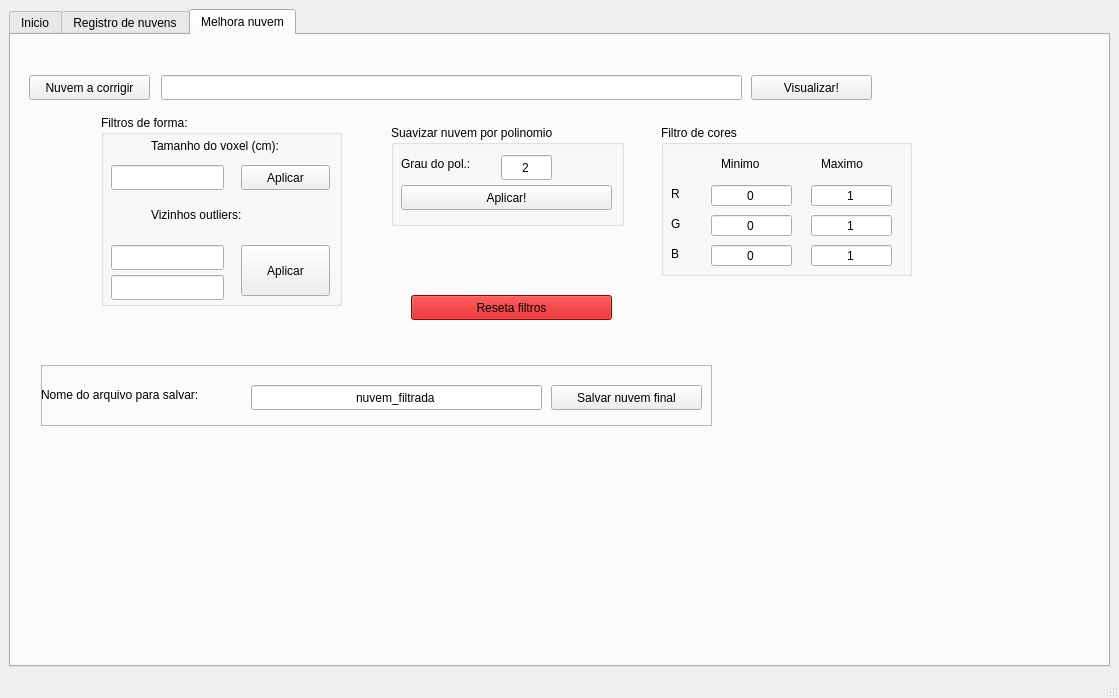
Before: the Qt Designer form handset_gui/ui/main_window.ui in viniciusvidal2/Cameras_GRIn, drawn with Qt 5.
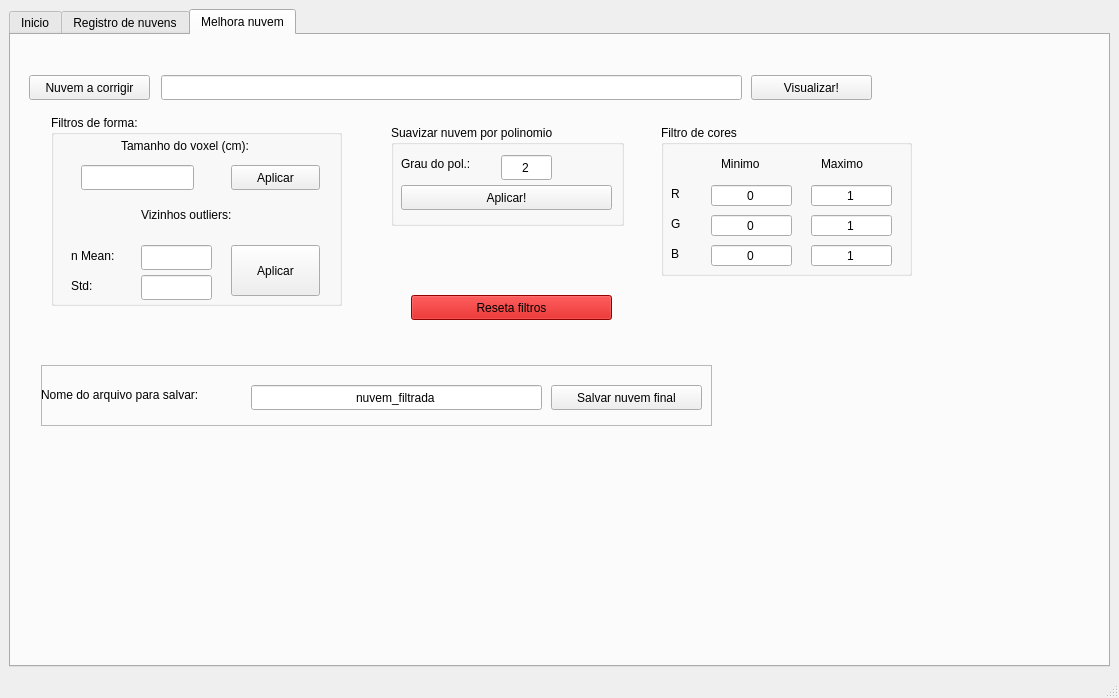
After: the same form once the commit is applied. The open tabs and pages were chosen to show the change. Icons and pictures are not drawn.

Commit message: agora nos vamos seguir na mao de Deus

What changed in the file:
```diff
--- a/handset_gui/ui/main_window.ui
+++ b/handset_gui/ui/main_window.ui
@@ -1402,9 +1402,9 @@
         </property>
         <property name="geometry">
          <rect>
-          <x>90</x>
+          <x>40</x>
           <y>80</y>
-          <width>241</width>
+          <width>291</width>
           <height>191</height>
          </rect>
         </property>
@@ -1417,7 +1417,7 @@
          </property>
          <property name="geometry">
           <rect>
-           <x>140</x>
+           <x>180</x>
            <y>130</y>
            <width>89</width>
            <height>51</height>
@@ -1433,7 +1433,7 @@
          </property>
          <property name="geometry">
           <rect>
-           <x>50</x>
+           <x>70</x>
            <y>20</y>
            <width>171</width>
            <height>21</height>
@@ -1449,7 +1449,7 @@
          </property>
          <property name="geometry">
           <rect>
-           <x>50</x>
+           <x>90</x>
            <y>90</y>
            <width>131</width>
            <height>20</height>
@@ -1465,7 +1465,7 @@
          </property>
          <property name="geometry">
           <rect>
-           <x>140</x>
+           <x>180</x>
            <y>50</y>
            <width>89</width>
            <height>25</height>
@@ -1481,7 +1481,7 @@
          </property>
          <property name="geometry">
           <rect>
-           <x>10</x>
+           <x>30</x>
            <y>50</y>
            <width>113</width>
            <height>25</height>
@@ -1497,9 +1497,9 @@
          </property>
          <property name="geometry">
           <rect>
-           <x>10</x>
+           <x>90</x>
            <y>130</y>
-           <width>113</width>
+           <width>71</width>
            <height>25</height>
           </rect>
          </property>
@@ -1513,9 +1513,9 @@
          </property>
          <property name="geometry">
           <rect>
-           <x>10</x>
+           <x>90</x>
            <y>160</y>
-           <width>113</width>
+           <width>71</width>
            <height>25</height>
           </rect>
          </property>
@@ -1523,6 +1523,32 @@
           <set>Qt::AlignCenter</set>
          </property>
         </widget>
+        <widget class="QLabel" name="label_17">
+         <property name="geometry">
+          <rect>
+           <x>20</x>
+           <y>130</y>
+           <width>51</width>
+           <height>21</height>
+          </rect>
+         </property>
+         <property name="text">
+          <string>n Mean:</string>
+         </property>
+        </widget>
+        <widget class="QLabel" name="label_18">
+         <property name="geometry">
+          <rect>
+           <x>20</x>
+           <y>160</y>
+           <width>51</width>
+           <height>21</height>
+          </rect>
+         </property>
+         <property name="text">
+          <string>Std:</string>
+         </property>
+        </widget>
        </widget>
        <widget class="QFrame" name="frame_salvar">
         <property name="enabled">
```
Left out of the diff: 2 changed lines with no effect on the pictures. The commit also changes 2 other files.
